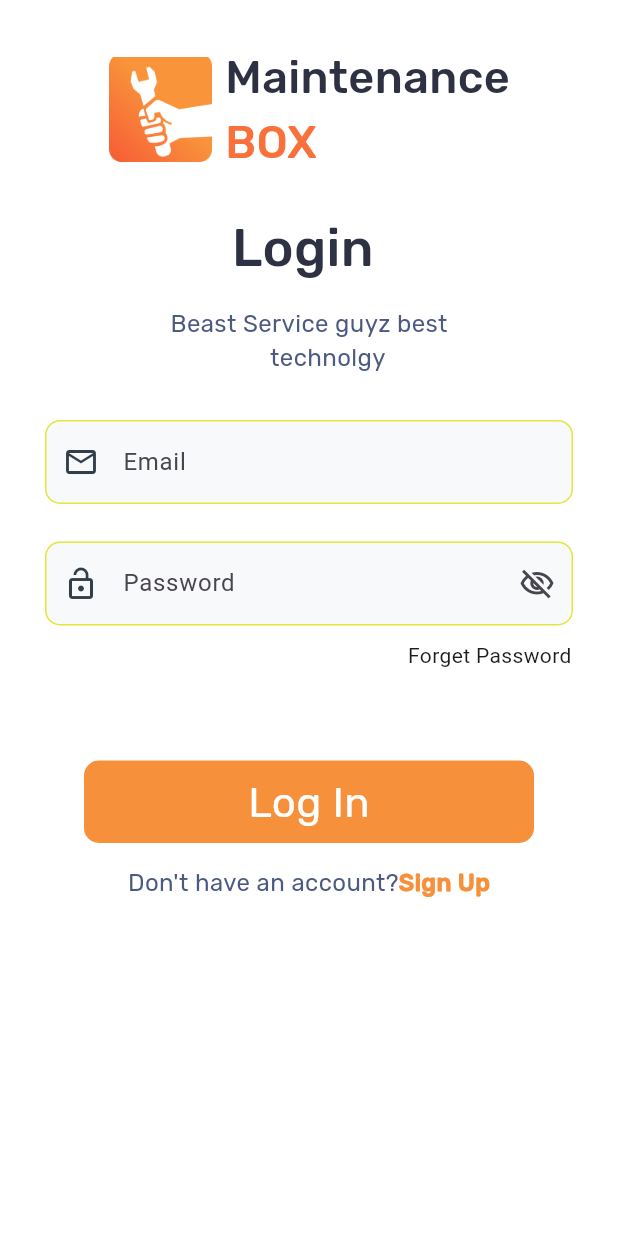
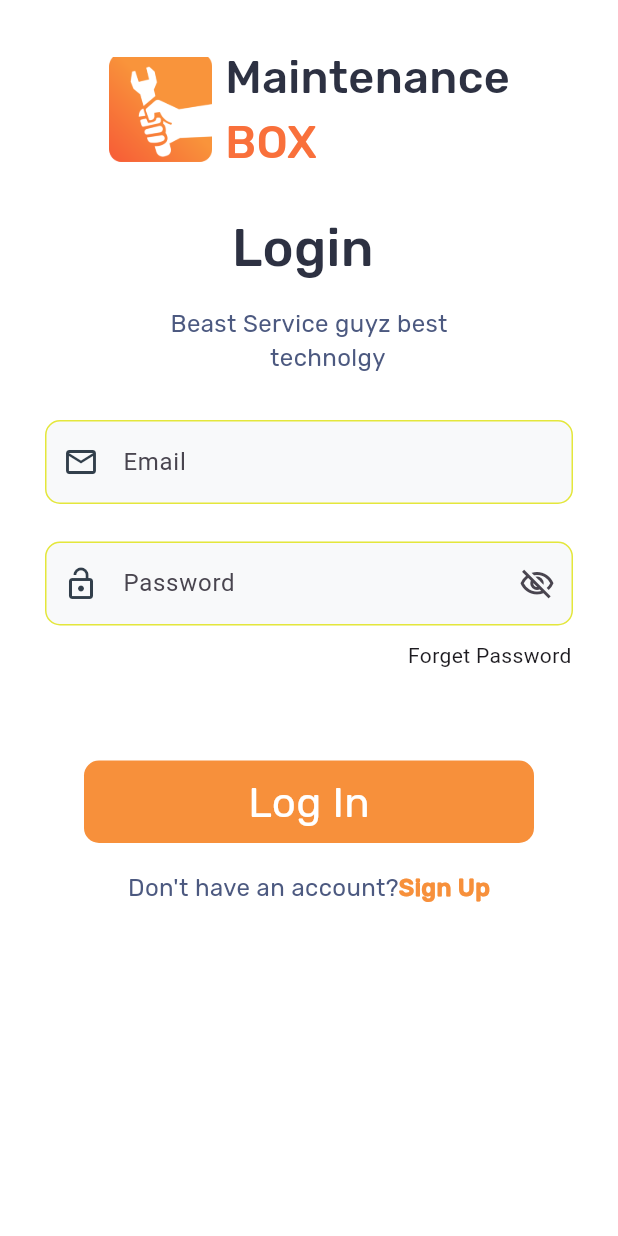
Before and after one commit to FazalHamzaKhan12/BoxLOGIN, a Flutter app: the screen it shows after launch, on a phone screen of 412 x 824 dp. Run offline on Flutter 3.47's test engine with Material 3 defaults, Android fonts, the phone set to English and light mode, and no system bars.

Commit message:
Update main.dart

```diff
--- a/lib/main.dart
+++ b/lib/main.dart
@@ -165,7 +165,7 @@ class MyApp extends StatelessWidget {
                 )), // Add a color or any other property you need
               ),
               const SizedBox(
-                height: 15,
+                height: 18,
               ),
               const Row(
                 mainAxisAlignment: MainAxisAlignment.center,
```
